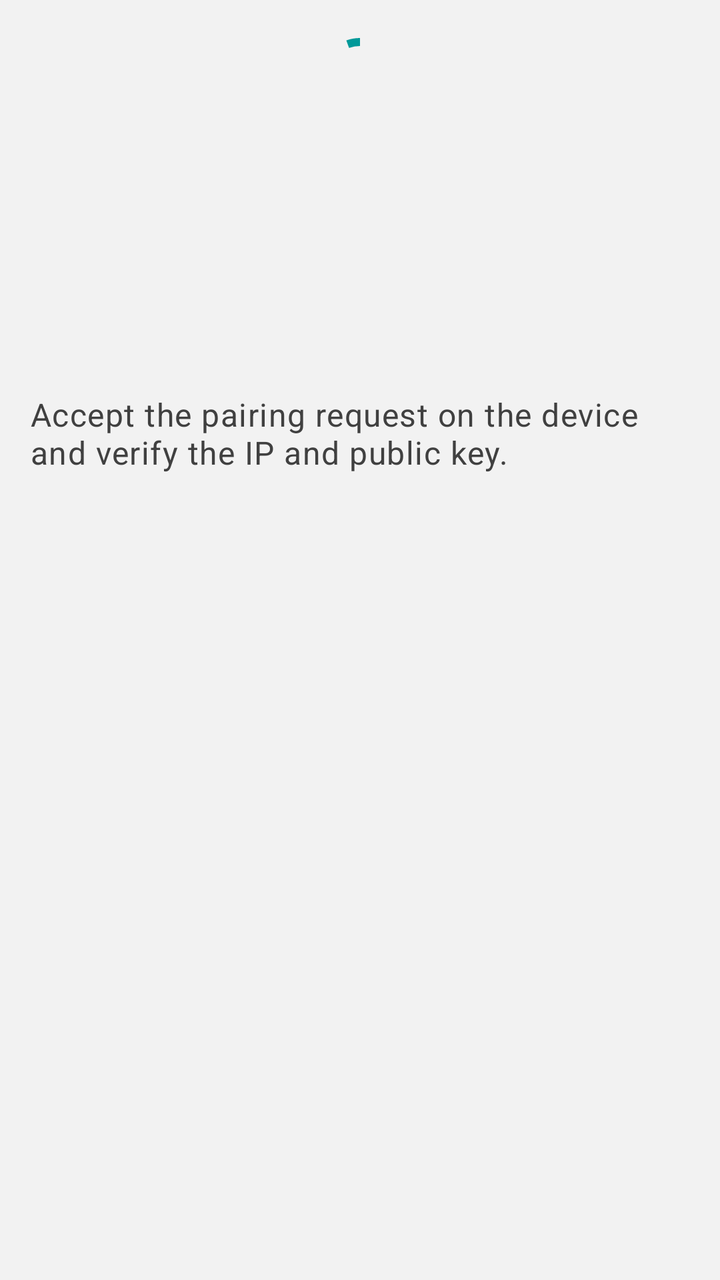
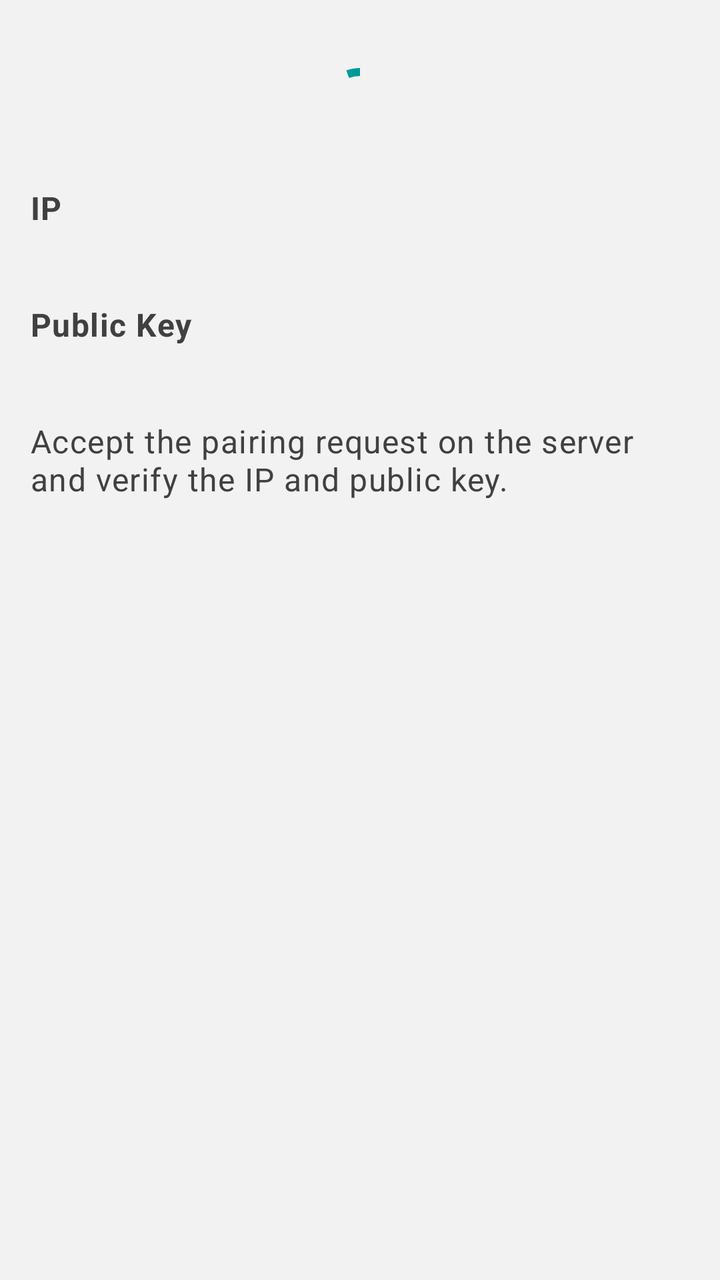

An Android layout rendered at two revisions. The XML below is the earlier revision; the diff shows what the commit changed to produce the second picture.
<!-- AndroidManifest.xml: application theme Theme -->
<!-- res/layout/dialog_pairing.xml -->
<?xml version="1.0" encoding="utf-8"?>
<LinearLayout xmlns:android="http://schemas.android.com/apk/res/android"
    android:layout_width="match_parent"
    android:layout_height="wrap_content"
    android:orientation="vertical">
    <com.google.android.material.progressindicator.CircularProgressIndicator android:id="@+id/pairing_progress_indicator"
        android:layout_width="wrap_content"
        android:layout_height="wrap_content"
        android:layout_gravity="center"
        android:layout_margin="@dimen/widget_margin"
        android:indeterminate="true"/>
    <TextView style="@style/TextView"
        android:id="@+id/client_ip_text_view"
        android:layout_width="match_parent"
        android:layout_height="wrap_content"
        android:layout_margin="@dimen/widget_margin"
        android:singleLine="true"/>
    <TextView style="@style/TextView"
        android:id="@+id/client_public_key_text_view"
        android:layout_width="match_parent"
        android:layout_height="wrap_content"
        android:layout_margin="@dimen/widget_margin"
        android:singleLine="true"/>
    <TextView style="@style/TextView"
        android:layout_width="match_parent"
        android:layout_height="wrap_content"
        android:layout_gravity="center"
        android:layout_margin="@dimen/widget_margin"
        android:text="@string/pairing_dialog_information"/>
</LinearLayout>
<!-- resources referenced by this layout -->
<resources>
  <dimen name="widget_margin">15dp</dimen>
  <string name="pairing_dialog_information">Accept the pairing request on the device and verify
          the IP and public key.
      </string>
  <style name="TextView" parent="Widget.MaterialComponents.TextView">
          <item name="android:textColor">@color/text</item>
          <item name="android:textAppearance">@style/TextAppearance.MaterialComponents.Body1</item>
      </style>
  <style name="Theme" parent="ThemeBase">
          <item name="android:windowLightStatusBar">true</item>
          <item name="android:windowLightNavigationBar">true</item>
      </style>
  <color name="text">#404040</color>
  <style name="ThemeBase" parent="Theme.MaterialComponents.DayNight">
          <item name="android:statusBarColor">@color/background</item>
          <item name="android:navigationBarColor">@color/background</item>
          <item name="android:windowBackground">@color/background</item>
          <item name="android:textColorPrimary">@color/text</item>
          <item name="actionBarStyle">@style/Widget.AppCompat.ActionBar</item>
          <item name="snackbarStyle">@style/Snackbar</item>
          <item name="snackbarButtonStyle">@style/SnackbarButton</item>
          <item name="snackbarTextViewStyle">@style/SnackbarTextView</item>
          <item name="colorAccent">@color/accent</item>
          <item name="colorPrimary">@color/accent</item>
          <item name="colorSecondary">@color/accent</item>
      </style>
  <color name="background">#f2f2f2</color>
  <style name="Snackbar" parent="Widget.MaterialComponents.Snackbar">
          <item name="android:background">@color/accent</item>
      </style>
  <style name="SnackbarButton" parent="Widget.MaterialComponents.Button.TextButton.Snackbar">
          <item name="android:textColor">@color/accent_text</item>
      </style>
  <style name="SnackbarTextView" parent="Widget.MaterialComponents.Snackbar.TextView">
          <item name="android:textColor">@color/accent_text</item>
      </style>
  <color name="accent">#009999</color>
  <color name="accent_text">#404040</color>
</resources>

<!-- the commit's change to res/layout/dialog_pairing.xml (unified diff, before → after) -->
@@ -2,29 +2,40 @@
 <LinearLayout xmlns:android="http://schemas.android.com/apk/res/android"
     android:layout_width="match_parent"
     android:layout_height="wrap_content"
-    android:orientation="vertical">
-    <com.google.android.material.progressindicator.CircularProgressIndicator android:id="@+id/pairing_progress_indicator"
+    android:orientation="vertical"
+    android:padding="@dimen/dialog_space">
+    <com.google.android.material.progressindicator.CircularProgressIndicator
+        android:id="@+id/pairing_progress_indicator"
         android:layout_width="wrap_content"
         android:layout_height="wrap_content"
         android:layout_gravity="center"
-        android:layout_margin="@dimen/widget_margin"
-        android:indeterminate="true"/>
-    <TextView style="@style/TextView"
-        android:id="@+id/client_ip_text_view"
+        android:layout_margin="@dimen/dialog_space"
+        android:indeterminate="true" />
+    <TextView
+        style="@style/HeaderTextView"
         android:layout_width="match_parent"
         android:layout_height="wrap_content"
-        android:layout_margin="@dimen/widget_margin"
-        android:singleLine="true"/>
-    <TextView style="@style/TextView"
-        android:id="@+id/client_public_key_text_view"
+        android:text="@string/ip" />
+    <TextView
+        android:id="@+id/own_ip_text_view"
+        style="@style/TextView"
         android:layout_width="match_parent"
         android:layout_height="wrap_content"
-        android:layout_margin="@dimen/widget_margin"
-        android:singleLine="true"/>
-    <TextView style="@style/TextView"
+        android:layout_marginBottom="@dimen/dialog_space" />
+    <TextView
+        style="@style/HeaderTextView"
         android:layout_width="match_parent"
         android:layout_height="wrap_content"
-        android:layout_gravity="center"
-        android:layout_margin="@dimen/widget_margin"
-        android:text="@string/pairing_dialog_information"/>
+        android:text="@string/public_key" />
+    <TextView
+        android:id="@+id/own_public_key_text_view"
+        style="@style/TextView"
+        android:layout_width="match_parent"
+        android:layout_height="wrap_content"
+        android:layout_marginBottom="@dimen/dialog_space" />
+    <TextView
+        style="@style/TextView"
+        android:layout_width="match_parent"
+        android:layout_height="wrap_content"
+        android:text="@string/pairing_dialog_information" />
 </LinearLayout>
<!-- resource entries referenced after the edit -->
@@ -1,9 +1,14 @@
 <!-- resources referenced by this layout -->
 <resources>
-  <dimen name="widget_margin">15dp</dimen>
-  <string name="pairing_dialog_information">Accept the pairing request on the device and verify
+  <dimen name="dialog_space">15dp</dimen>
+  <string name="ip">IP</string>
+  <string name="pairing_dialog_information">Accept the pairing request on the server and verify
           the IP and public key.
       </string>
+  <string name="public_key">Public Key</string>
+  <style name="HeaderTextView" parent="TextView">
+          <item name="android:textStyle">bold</item>
+      </style>
   <style name="TextView" parent="Widget.MaterialComponents.TextView">
           <item name="android:textColor">@color/text</item>
           <item name="android:textAppearance">@style/TextAppearance.MaterialComponents.Body1</item>
